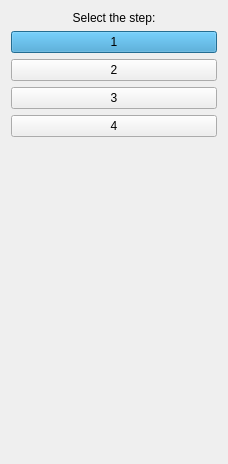
Qt form Plugins/my.organprint.views.stepselector/src/internal/StepSelectorControls.ui (simedcn/mitkapps) before a commit.
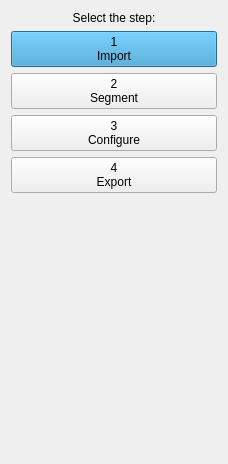
The same form after that commit.

The edit to the form file:
```diff
--- a/Plugins/my.organprint.views.stepselector/src/internal/StepSelectorControls.ui
+++ b/Plugins/my.organprint.views.stepselector/src/internal/StepSelectorControls.ui
@@ -13,6 +13,9 @@
   <property name="windowTitle">
    <string>Steps</string>
   </property>
+  <property name="styleSheet">
+   <string notr="true">:/my.organprint.views.stepselector/resources/Styles.qss</string>
+  </property>
   <layout class="QVBoxLayout" name="verticalLayout">
    <item>
     <widget class="QLabel" name="label">
@@ -30,28 +33,32 @@
       <string notr="true">background-color: #3399cc</string>
      </property>
      <property name="text">
-      <string>1</string>
+      <string>1
+Import</string>
      </property>
     </widget>
    </item>
    <item>
     <widget class="QPushButton" name="pushButton_2">
      <property name="text">
-      <string>2</string>
+      <string>2
+Segment</string>
      </property>
     </widget>
    </item>
    <item>
     <widget class="QPushButton" name="pushButton_3">
      <property name="text">
-      <string>3</string>
+      <string>3
+Configure</string>
      </property>
     </widget>
    </item>
    <item>
     <widget class="QPushButton" name="pushButton_4">
      <property name="text">
-      <string>4</string>
+      <string>4
+Export</string>
      </property>
     </widget>
    </item>
```
